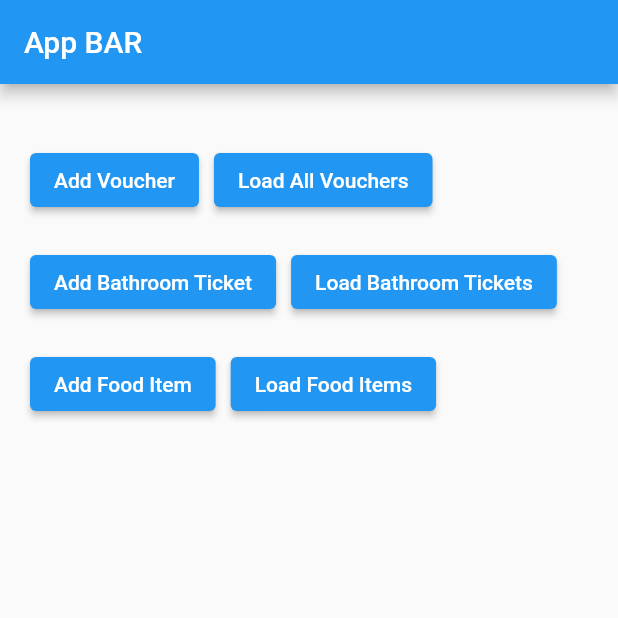
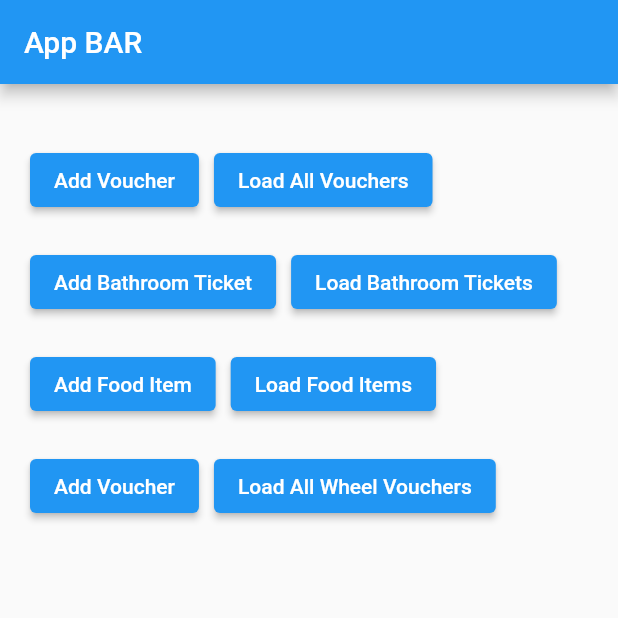
Before and after one commit to jurej1/ms_kopalisce_admin_panel, a Flutter app: the screen it shows after launch, on a phone screen of 412 x 824 dp, the top half of it. Run offline on Flutter 3.47's test engine with Material 2 defaults, Android fonts, the phone set to English and light mode, and no system bars; our stand-ins replace bloc, cloud_firestore, equatable, firebase_core, flutter_bloc, formz and 1 more; missing offline and left inert: coupon_repository, dart:html, price_repository; accounts and stored records are empty.

Commit message:
vouchers wheel list view

```diff
--- a/lib/home.dart
+++ b/lib/home.dart
@@ -72,6 +72,24 @@ class Home extends StatelessWidget {
                 ),
               ],
             ),
+            const SizedBox(height: 20),
+            Row(
+              children: [
+                ElevatedButton(
+                  onPressed: () {
+                    Navigator.of(context).push(AddVoucherFormView.routeAddToWheel(context));
+                  },
+                  child: const Text('Add Voucher'),
+                ),
+                const SizedBox(width: 10),
+                ElevatedButton(
+                  onPressed: () {
+                    Navigator.of(context).push(VouchersWheelListView.route(context));
+                  },
+                  child: const Text('Load All Wheel Vouchers'),
+                ),
+              ],
+            ),
           ],
         ),
       ),
--- a/lib/vouchers/view/view.dart
+++ b/lib/vouchers/view/view.dart
@@ -1,3 +1,4 @@
 export 'add_voucher_form_view.dart';
 export 'vouchers_list_view.dart';
 export 'voucher_qr_displayer.dart';
+export 'vouchers_wheel_list_view.dart';
--- a/lib/vouchers/vouchers.dart
+++ b/lib/vouchers/vouchers.dart
@@ -1,2 +1,3 @@
 export 'blocs/blocs.dart';
 export 'models/models.dart';
+export 'widgets/widgets.dart';
```
Also changed, not shown: lib/vouchers/view/vouchers_wheel_list_view.dart (added, +61 -0 lines).
